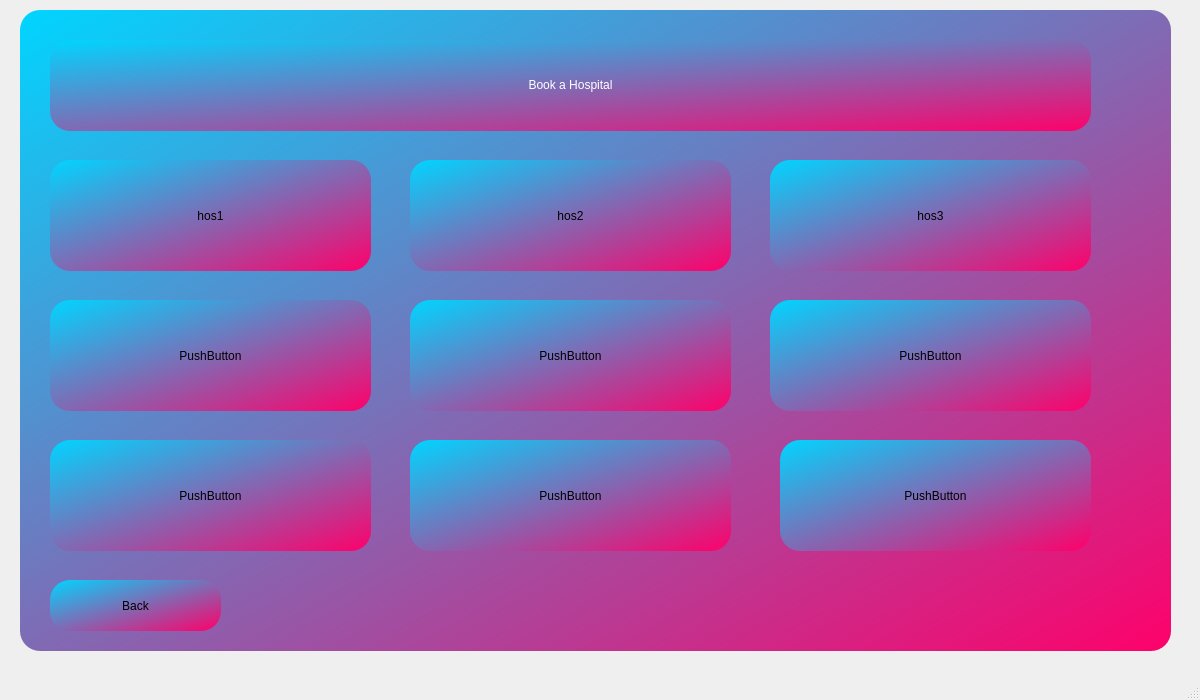
This is CoviCURE/Forms/Hospital/hospitals.ui in ayush-regmi/CoviCURE as Qt 5 draws it before an edit. The edited form follows.
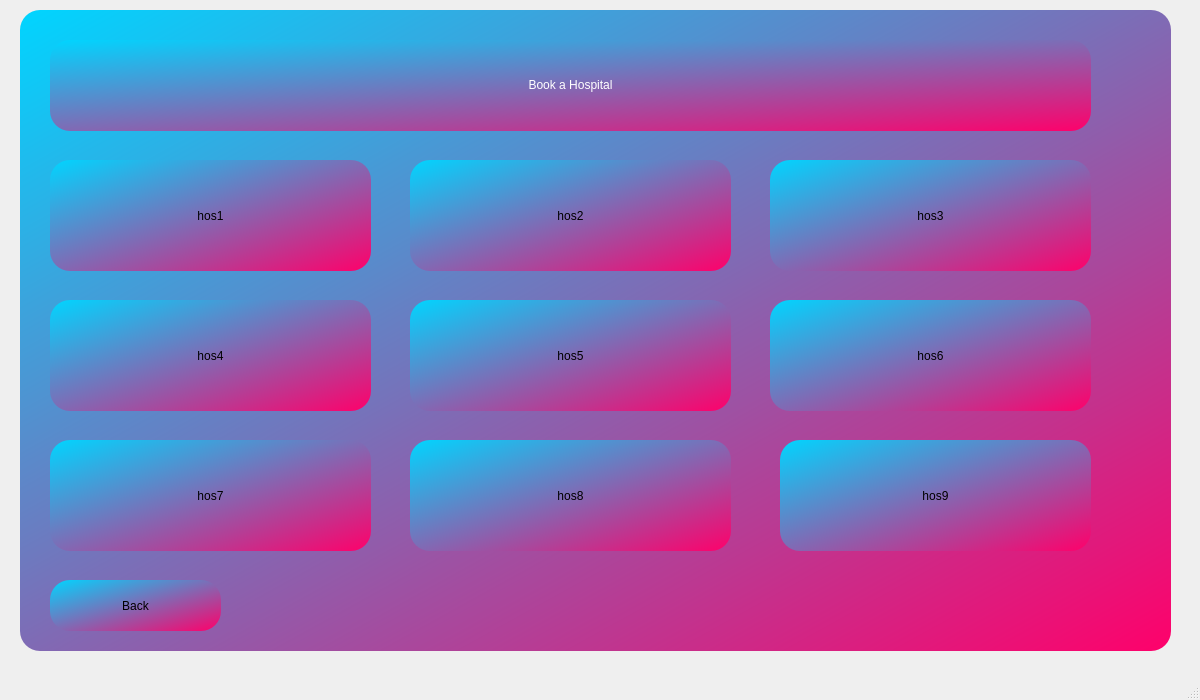
This is the edited form.

```diff
--- a/CoviCURE/Forms/Hospital/hospitals.ui
+++ b/CoviCURE/Forms/Hospital/hospitals.ui
@@ -100,7 +100,7 @@
       </sizepolicy>
      </property>
      <property name="text">
-      <string>PushButton</string>
+      <string>hos9</string>
      </property>
     </widget>
     <widget class="QPushButton" name="hos4">
@@ -119,7 +119,7 @@
       </sizepolicy>
      </property>
      <property name="text">
-      <string>PushButton</string>
+      <string>hos4</string>
      </property>
     </widget>
     <widget class="QPushButton" name="hos6">
@@ -138,7 +138,7 @@
       </sizepolicy>
      </property>
      <property name="text">
-      <string>PushButton</string>
+      <string>hos6</string>
      </property>
     </widget>
     <widget class="QPushButton" name="hos5">
@@ -157,7 +157,7 @@
       </sizepolicy>
      </property>
      <property name="text">
-      <string>PushButton</string>
+      <string>hos5</string>
      </property>
     </widget>
     <widget class="QPushButton" name="hos7">
@@ -176,7 +176,7 @@
       </sizepolicy>
      </property>
      <property name="text">
-      <string>PushButton</string>
+      <string>hos7</string>
      </property>
     </widget>
     <widget class="QPushButton" name="hos8">
@@ -195,7 +195,7 @@
       </sizepolicy>
      </property>
      <property name="text">
-      <string>PushButton</string>
+      <string>hos8</string>
      </property>
     </widget>
     <widget class="QLabel" name="label">
```
